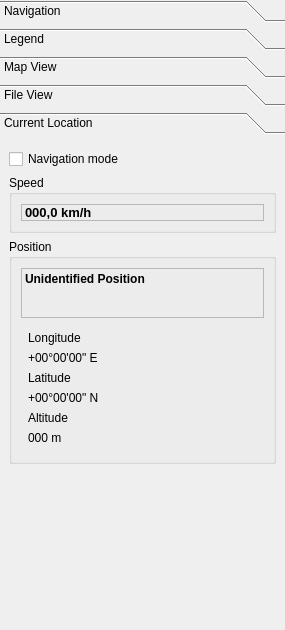
This is src/lib/MarbleControlBox.ui in KDE/marble as Qt 5 draws it before an edit. The edited form follows.
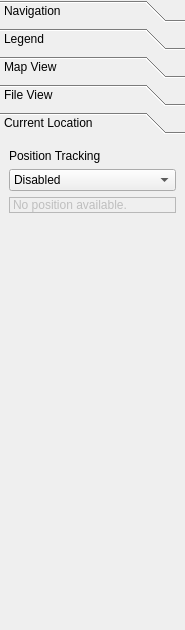
This is the edited form. The open tabs and pages were chosen to show the change. Icons and pictures are not drawn. Custom widgets are drawn as their Qt base class.

Commit message: Current Location UI changes: Possibility to choose GPS source, condense, allow jumping to the current position. Remove tooltips and label for features that are not implemented (auto-centering and fuzzy location description). CCBUG: 202134

Diff of the .ui file:
```diff
--- a/src/lib/MarbleControlBox.ui
+++ b/src/lib/MarbleControlBox.ui
@@ -6,7 +6,7 @@
    <rect>
     <x>0</x>
     <y>0</y>
-    <width>285</width>
+    <width>185</width>
     <height>630</height>
    </rect>
   </property>
@@ -653,210 +653,50 @@
        <rect>
         <x>0</x>
         <y>0</y>
-        <width>275</width>
-        <height>480</height>
+        <width>175</width>
+        <height>500</height>
        </rect>
       </property>
       <attribute name="label">
        <string>Current Location</string>
       </attribute>
-      <layout class="QVBoxLayout" name="verticalLayout_3">
+      <layout class="QVBoxLayout" name="verticalLayout">
        <item>
-        <widget class="QCheckBox" name="navigationCheckBox">
-         <property name="toolTip">
-          <string>Centers onto your current position</string>
-         </property>
-         <property name="whatsThis">
-          <string>In navigation mode the view will center onto your current position and will try to emulate the behaviour of a navigation system</string>
-         </property>
+        <widget class="QLabel" name="projectionLabel_3">
          <property name="text">
-          <string>Navigation mode</string>
+          <string>Position Tracking</string>
          </property>
         </widget>
        </item>
        <item>
-        <widget class="QGroupBox" name="speedGroupBox">
-         <property name="toolTip">
-          <string>Your current speed</string>
-         </property>
-         <property name="whatsThis">
-          <string>Your current speed (measured e.g. via a GPS device)</string>
-         </property>
-         <property name="title">
-          <string>Speed</string>
-         </property>
-         <layout class="QVBoxLayout" name="verticalLayout">
-          <item>
-           <widget class="QLabel" name="speedLabel">
-            <property name="minimumSize">
-             <size>
-              <width>0</width>
-              <height>0</height>
-             </size>
-            </property>
-            <property name="toolTip">
-             <string>Your current speed</string>
-            </property>
-            <property name="whatsThis">
-             <string/>
-            </property>
-            <property name="frameShape">
-             <enum>QFrame::StyledPanel</enum>
-            </property>
-            <property name="frameShadow">
-             <enum>QFrame::Sunken</enum>
-            </property>
-            <property name="text">
-             <string>&lt;!DOCTYPE HTML PUBLIC &quot;-//W3C//DTD HTML 4.0//EN&quot; &quot;http://www.w3.org/TR/REC-html40/strict.dtd&quot;&gt;
-&lt;html&gt;&lt;head&gt;&lt;meta name=&quot;qrichtext&quot; content=&quot;1&quot; /&gt;&lt;style type=&quot;text/css&quot;&gt;
-p, li { white-space: pre-wrap; }
-&lt;/style&gt;&lt;/head&gt;&lt;body style=&quot; font-family:'DejaVu Sans'; font-size:10pt; font-weight:400; font-style:normal;&quot;&gt;
-&lt;p style=&quot; margin-top:0px; margin-bottom:0px; margin-left:0px; margin-right:0px; -qt-block-indent:0; text-indent:0px;&quot;&gt;&lt;span style=&quot; font-weight:600;&quot;&gt;000,0 km/h&lt;/span&gt;&lt;/p&gt;&lt;/body&gt;&lt;/html&gt;</string>
-            </property>
-            <property name="wordWrap">
-             <bool>true</bool>
-            </property>
-            <property name="margin">
-             <number>7</number>
-            </property>
-           </widget>
-          </item>
-         </layout>
+        <widget class="QComboBox" name="positionTrackingComboBox">
+         <item>
+          <property name="text">
+           <string>Disabled</string>
+          </property>
+         </item>
         </widget>
        </item>
        <item>
-        <widget class="QGroupBox" name="positionGroupBox">
-         <property name="sizePolicy">
-          <sizepolicy hsizetype="Preferred" vsizetype="Preferred">
-           <horstretch>0</horstretch>
-           <verstretch>0</verstretch>
-          </sizepolicy>
+        <widget class="QLabel" name="locationLabel">
+         <property name="enabled">
+          <bool>false</bool>
          </property>
-         <property name="toolTip">
-          <string>Your current position</string>
+         <property name="autoFillBackground">
+          <bool>false</bool>
          </property>
-         <property name="whatsThis">
-          <string>Your current position (measured e.g. via a GPS device)</string>
+         <property name="frameShape">
+          <enum>QFrame::StyledPanel</enum>
          </property>
-         <property name="title">
-          <string>Position</string>
+         <property name="frameShadow">
+          <enum>QFrame::Sunken</enum>
          </property>
-         <layout class="QVBoxLayout" name="verticalLayout_2">
-          <item>
-           <widget class="QLabel" name="positionLabel">
-            <property name="minimumSize">
-             <size>
-              <width>0</width>
-              <height>50</height>
-             </size>
-            </property>
-            <property name="toolTip">
-             <string>Fuzzy description of your position</string>
-            </property>
-            <property name="frameShape">
-             <enum>QFrame::StyledPanel</enum>
-            </property>
-            <property name="frameShadow">
-             <enum>QFrame::Sunken</enum>
-            </property>
-            <property name="text">
-             <string>&lt;b&gt;Unidentified Position&lt;/b&gt;</string>
-            </property>
-            <property name="alignment">
-             <set>Qt::AlignLeading|Qt::AlignLeft|Qt::AlignTop</set>
-            </property>
-            <property name="wordWrap">
-             <bool>true</bool>
-            </property>
-            <property name="margin">
-             <number>7</number>
-            </property>
-           </widget>
-          </item>
-          <item>
-           <widget class="QFrame" name="coordinateLabel">
-            <property name="frameShape">
-             <enum>QFrame::NoFrame</enum>
-            </property>
-            <property name="frameShadow">
-             <enum>QFrame::Raised</enum>
-            </property>
-            <layout class="QVBoxLayout" name="verticalLayout_6">
-             <property name="margin">
-              <number>7</number>
-             </property>
-             <item>
-              <widget class="QLabel" name="longitudeLabel">
-               <property name="toolTip">
-                <string>Longitude of your current position</string>
-               </property>
-               <property name="text">
-                <string>Longitude</string>
-               </property>
-              </widget>
-             </item>
-             <item>
-              <widget class="QLabel" name="longitudeValue">
-               <property name="toolTip">
-                <string>Longitude of your current position</string>
-               </property>
-               <property name="text">
-                <string>+00°00'00&quot; E</string>
-               </property>
-              </widget>
-             </item>
-             <item>
-              <widget class="QLabel" name="latitudeLabel">
-               <property name="toolTip">
-                <string>Latitude of your current position</string>
-               </property>
-               <property name="text">
-                <string>Latitude</string>
-               </property>
-              </widget>
-             </item>
-             <item>
-              <widget class="QLabel" name="latitudeValue">
-               <property name="toolTip">
-                <string>Latitude of your current position</string>
-               </property>
-               <property name="text">
-                <string>+00°00'00&quot; N</string>
-               </property>
-              </widget>
-             </item>
-             <item>
-              <widget class="QLabel" name="altitudeLabel">
-               <property name="toolTip">
-                <string>Altitude of your current position</string>
-               </property>
-               <property name="text">
-                <string>Altitude</string>
-               </property>
-              </widget>
-             </item>
-             <item>
-              <widget class="QLabel" name="altitudeValue">
-               <property name="toolTip">
-                <string>Altitude of your current position</string>
-               </property>
-               <property name="text">
-                <string>000 m</string>
-               </property>
-              </widget>
-             </item>
-            </layout>
-            <zorder>longitudeLabel</zorder>
-            <zorder>longitudeLabel</zorder>
-            <zorder>longitudeLabel</zorder>
-            <zorder>longitudeValue</zorder>
-            <zorder>latitudeLabel</zorder>
-            <zorder>latitudeValue</zorder>
-            <zorder>altitudeLabel</zorder>
-            <zorder>altitudeValue</zorder>
-           </widget>
-          </item>
-         </layout>
+         <property name="text">
+          <string>No position available.</string>
+         </property>
+         <property name="textFormat">
+          <enum>Qt::RichText</enum>
+         </property>
         </widget>
        </item>
        <item>
```
Left out of the diff: 23 changed lines with no effect on the pictures. The commit also changes 11 other files.
